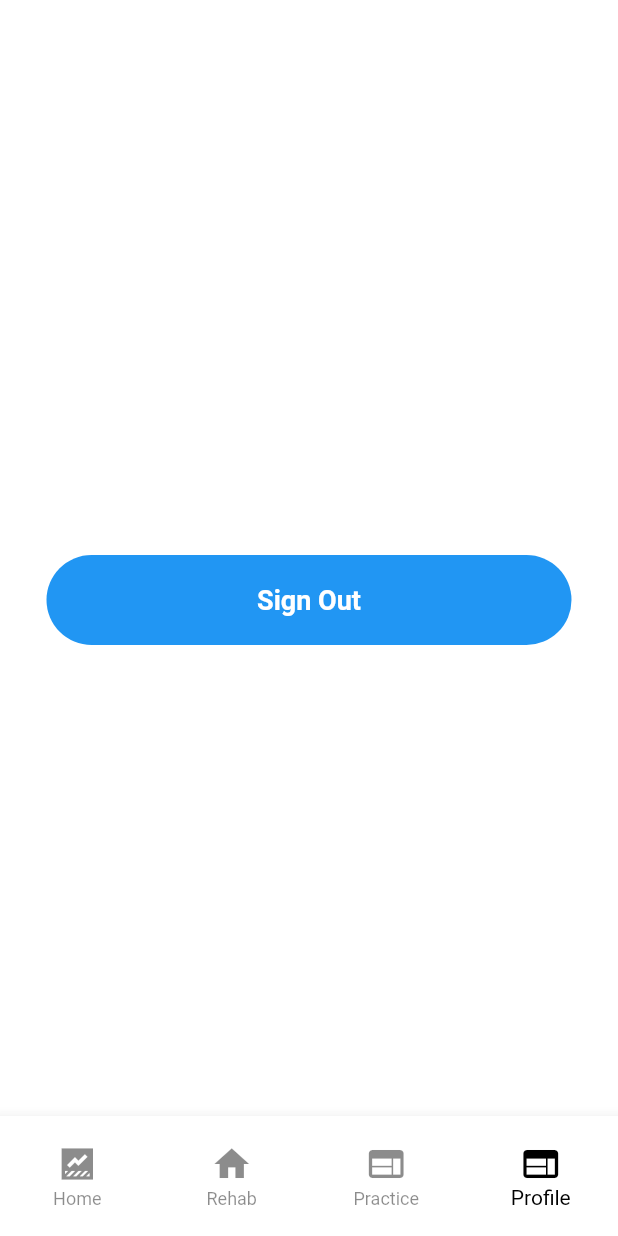
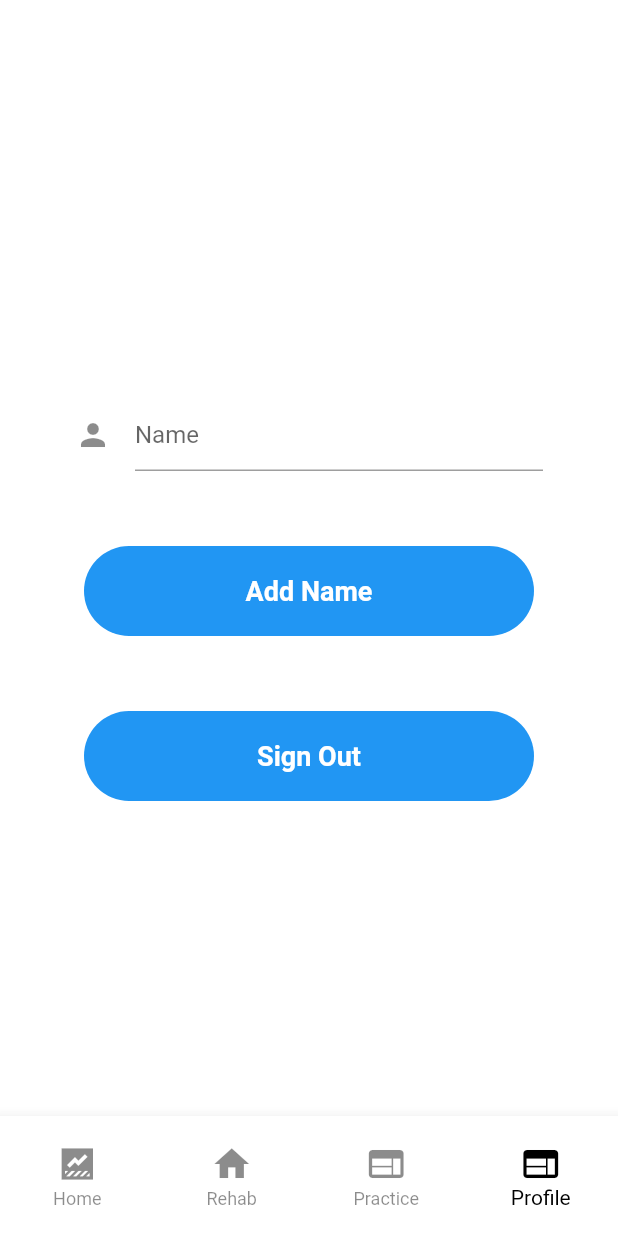
Before and after one commit to ArjunMalhotra07/rehab, a Flutter app: the MainView screen opened by its route, item 4 of the bottom bar chosen, on a phone screen of 412 x 824 dp. Run offline on Flutter 3.47's test engine with Material 2 defaults, Android fonts, the phone set to English and light mode, and no system bars; our stand-ins replace another_flushbar, firebase_auth, firebase_core, firebase_database, fluttertoast, percent_indicator; accounts and stored records are empty.

Commit message:
Added name

```diff
--- a/lib/utils/components/card.dart
+++ b/lib/utils/components/card.dart
@@ -1,14 +1,9 @@
 import 'package:firebase_auth/firebase_auth.dart';
-import 'package:firebase_database/firebase_database.dart';
-import 'package:flutter/foundation.dart';
 import 'package:flutter/material.dart';
 import 'package:intl/intl.dart';
-import 'package:provider/provider.dart';
 import 'package:rehab/utils/components/colors.dart';
 import 'package:rehab/utils/components/round_buttons.dart';
 import 'package:rehab/utils/utils.dart';
-
-import '../../view_model/getter.dart';
 
 class CardWidget extends StatefulWidget {
   final String? title;
--- a/lib/utils/routes/routes.dart
+++ b/lib/utils/routes/routes.dart
@@ -35,10 +35,7 @@ class Routes {
         return MaterialPageRoute(builder: ((context) => const CheckLogin()));
 
       case RoutesName.main:
-        return MaterialPageRoute(
-            builder: ((context) => const MainView(
-                  name: "",
-                )));
+        return MaterialPageRoute(builder: ((context) => const MainView()));
 
       default:
         return MaterialPageRoute(
--- a/lib/view/check_login.dart
+++ b/lib/view/check_login.dart
@@ -20,9 +20,7 @@ class _CheckLoginState extends State<CheckLogin> {
       stream: FirebaseAuth.instance.authStateChanges(),
       builder: (context, snapshot) {
         if (snapshot.hasData) {
-          return const MainView(
-            name: "123456789",
-          );
+          return const MainView();
         } else if (snapshot.connectionState == ConnectionState.waiting) {
           return const Center(child: CircularProgressIndicator());
         } else if (snapshot.hasError) {
--- a/lib/view/main_view.dart
+++ b/lib/view/main_view.dart
@@ -11,8 +11,7 @@ import 'package:rehab/view/rehab_page.dart';
 import '../utils/utils.dart';
 
 class MainView extends StatefulWidget {
-  const MainView({Key? key, required this.name}) : super(key: key);
-  final String? name;
+  const MainView({Key? key}) : super(key: key);
   @override
   State<MainView> createState() => _MainViewState();
 }
@@ -21,28 +20,6 @@ class _MainViewState extends State<MainView> {
   @override
   void initState() {
     super.initState();
-    if (kDebugMode) {
-      print("name --- ");
-      print(widget.name.toString());
-    }
-    if (widget.name != "123456789") {
-      addData();
-    }
-  }
-
-  final user = FirebaseAuth.instance.currentUser;
-  addData() {
-    var uid = user?.uid;
-    final databaseRef = FirebaseDatabase.instance.ref('uids');
-    print(uid);
-    databaseRef.child("$uid").update({"name": widget.name}).then((value) {
-      print("Added name");
-    }).catchError((error, stackTrace) {
-      if (kDebugMode) {
-        print(error.toString());
-      }
-      Utils.flushBarErrorMessage(error.message.toString(), context);
-    });
   }
 
   int currentIndex = 0;
--- a/lib/view/profile_page.dart
+++ b/lib/view/profile_page.dart
@@ -1,7 +1,12 @@
+import 'package:firebase_auth/firebase_auth.dart';
+import 'package:firebase_database/firebase_database.dart';
+import 'package:flutter/foundation.dart';
 import 'package:flutter/material.dart';
 import 'package:rehab/utils/components/colors.dart';
 import 'package:rehab/utils/components/round_buttons.dart';
 import 'package:rehab/view_model/firebase_calls.dart';
+
+import '../utils/utils.dart';
 
 class ProfilePage extends StatefulWidget {
   const ProfilePage({super.key});
@@ -11,15 +16,63 @@ class ProfilePage extends StatefulWidget {
 }
 
 class _ProfilePageState extends State<ProfilePage> {
+  final TextEditingController _name = TextEditingController();
+  @override
+  void dispose() {
+    super.dispose();
+    _name.dispose();
+  }
+
   @override
   Widget build(BuildContext context) {
-    return Center(
+    return Padding(
+      padding: const EdgeInsets.all(50.0),
+      child: Column(
+        mainAxisAlignment: MainAxisAlignment.center,
+        children: [
+          TextFormField(
+            controller: _name,
+            decoration: const InputDecoration(
+                hintText: 'Name', icon: Icon(Icons.person)),
+          ),
+          SizedBoxWidget.box(50.0),
+          Center(
             child: RoundButton(
+                width: 300,
+                buttonColor: Constants.blueColor,
+                title: "Add Name",
+                onPress: () {
+                  final user = FirebaseAuth.instance.currentUser;
+                  var uid = user?.uid;
+                  final databaseRef = FirebaseDatabase.instance.ref('uids');
+                  print(uid);
+                  databaseRef
+                      .child("$uid")
+                      .update({"name": _name.text}).then((value) {
+                    Utils.flushBarErrorMessage("Name Added", context,
+                        color: Constants.greenColor);
+                    _name.clear();
+                  }).catchError((error, stackTrace) {
+                    if (kDebugMode) {
+                      print(error.toString());
+                    }
+                    Utils.flushBarErrorMessage(
+                        error.message.toString(), context);
+                  });
+                }),
+          ),
+          SizedBoxWidget.box(50.0),
+          Center(
+            child: RoundButton(
+                width: 300,
                 buttonColor: Constants.blueColor,
                 title: "Sign Out",
                 onPress: () {
                   FirebaseCalls().signOut(context);
                 }),
+          ),
+        ],
+      ),
     );
   }
 }
--- a/lib/view_model/firebase_calls.dart
+++ b/lib/view_model/firebase_calls.dart
@@ -6,7 +6,6 @@ import 'package:flutter/foundation.dart';
 import 'package:flutter/material.dart';
 import 'package:rehab/utils/components/colors.dart';
 import 'package:rehab/utils/utils.dart';
-import 'package:rehab/view/main_view.dart';
 
 import '../utils/routes/routes_name.dart';
 
@@ -18,7 +17,7 @@ class FirebaseCalls {
   final minute = DateTime.now().minute;
   final hour = DateTime.now().hour;
 
-  Future signUp(String email, pass, BuildContext context, String name) async {
+  Future signUp(String email, pass, BuildContext context) async {
     try {
       await firebaseObject
           .createUserWithEmailAndPassword(email: email, password: pass)
```
Also changed, not shown: lib/view/signup_screen.dart (+5 -11 lines). Lines whose indentation alone changed are shown as unchanged.
